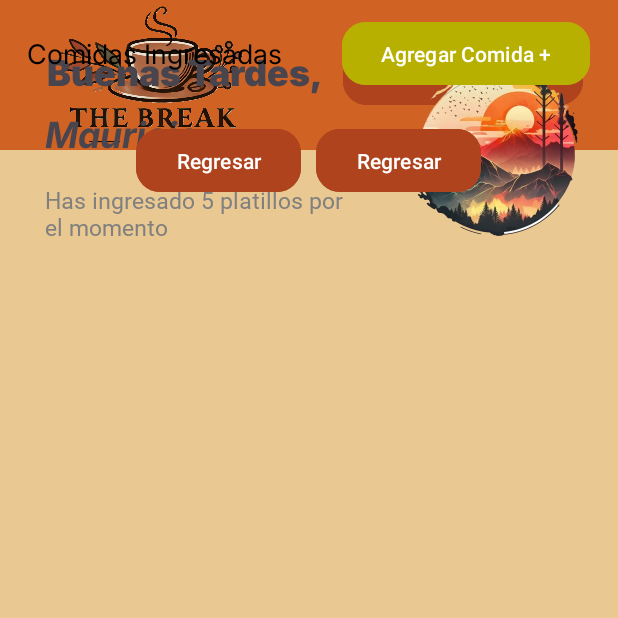
After one commit to maufricio/proyecto_dsm, an Android app: the AdminDashboardActivity screen opened directly, with no data from a screen before it, on a phone screen of 412 x 824 dp, the top half of it. The commit adds this screen. Run offline under Robolectric (Android 15) with nearby library versions, the light colour scheme and no system bars; 1 statement that could not run was skipped.

Commit message:
Dashboard version 1 añadido.

```diff
--- a/app/build.gradle.kts
+++ b/app/build.gradle.kts
@@ -36,7 +36,7 @@ android {
 }
 
 dependencies {
-
+    implementation("com.google.android.material:material:1.11.0")
     implementation(libs.androidx.core.ktx)
     implementation(libs.androidx.appcompat)
     implementation(libs.material)
--- a/app/src/main/AndroidManifest.xml
+++ b/app/src/main/AndroidManifest.xml
@@ -12,6 +12,9 @@
         android:supportsRtl="true"
         android:theme="@style/Theme.Proyecto_Catedra_ComedorApp_DSM"
         tools:targetApi="31">
+        <activity
+            android:name=".AdminDashboardActivity"
+            android:exported="false" />
         <activity
             android:name=".InformacionDetalladaActivity"
             android:exported="false" />
--- /dev/null
+++ b/app/src/main/java/com/ps212544_ml211022_cr200574_al202809/myapplication/AdminDashboardActivity.kt
@@ -0,0 +1,26 @@
+package com.ps212544_ml211022_cr200574_al202809.myapplication
+
+import android.os.Bundle
+import android.widget.ImageView
+import androidx.activity.enableEdgeToEdge
+import androidx.appcompat.app.AppCompatActivity
+
+class AdminDashboardActivity : AppCompatActivity() {
+
+    private lateinit var imageView : ImageView
+    private lateinit var imageSaludoDia : ImageView
+
+    override fun onCreate(savedInstanceState: Bundle?) {
+        super.onCreate(savedInstanceState)
+        enableEdgeToEdge()
+        setContentView(R.layout.activity_dashboard_admin)
+
+        imageView = findViewById(R.id.logo)
+        imageView.setImageResource(R.drawable.logo)
+
+        imageSaludoDia = findViewById(R.id.saludo_tiempoDia)
+        imageSaludoDia.setImageResource(R.drawable.image_evening_wbg)
+
+    }
+
+}
--- /dev/null
+++ b/app/src/main/res/layout/activity_dashboard_admin.xml
@@ -0,0 +1,218 @@
+<?xml version="1.0" encoding="utf-8"?>
+<androidx.constraintlayout.widget.ConstraintLayout
+    xmlns:android="http://schemas.android.com/apk/res/android"
+    xmlns:app="http://schemas.android.com/apk/res-auto"
+    xmlns:tools="http://schemas.android.com/tools"
+    android:layout_width="match_parent"
+    android:layout_height="match_parent"
+    android:background="@color/color_fondo">
+
+
+    <LinearLayout
+        android:id="@+id/linearLayout2"
+        android:layout_width="match_parent"
+        android:layout_height="100dp"
+        android:background="@color/colorbarra"
+        android:orientation="horizontal"
+        tools:ignore="MissingConstraints">
+
+        <LinearLayout
+            android:layout_width="0dp"
+            android:layout_height="match_parent"
+            android:layout_weight="1"
+            android:gravity="center"
+            android:orientation="vertical">
+
+            <ImageView
+                android:id="@+id/logo"
+                android:layout_width="match_parent"
+                android:layout_height="match_parent" />
+        </LinearLayout>
+
+        <LinearLayout
+            android:layout_width="0dp"
+            android:layout_height="match_parent"
+            android:layout_weight="1"
+            android:gravity="center"
+            android:orientation="vertical">
+
+            <com.google.android.material.button.MaterialButton
+                android:layout_width="160dp"
+                android:layout_height="wrap_content"
+                android:backgroundTint="@color/color_orange_Button"
+                android:gravity="center"
+                android:text="@string/cerrarSesionText"
+                android:textColor="@color/white"
+                app:cornerRadius="16dp" />
+        </LinearLayout>
+    </LinearLayout>
+
+
+    <LinearLayout
+        android:id="@+id/linearLayout"
+        android:layout_width="match_parent"
+        android:layout_height="200dp"
+        android:gravity="center"
+        android:orientation="horizontal"
+        tools:ignore="MissingConstraints"
+        tools:layout_editor_absoluteX="0dp"
+        tools:layout_editor_absoluteY="100dp">
+
+        <LinearLayout
+            android:layout_width="0dp"
+            android:layout_height="match_parent"
+            android:layout_weight="1.5"
+            android:gravity="center"
+            android:orientation="vertical">
+
+            <LinearLayout
+                android:layout_width="match_parent"
+                android:layout_height="0dp"
+                android:layout_weight="0.5"
+                android:orientation="vertical">
+
+                <TextView
+                    android:layout_width="match_parent"
+                    android:layout_height="match_parent"
+                    android:layout_marginTop="30dp"
+                    android:fontFamily="@font/interblackfont"
+                    android:text="@string/saludoDelDia"
+                    android:textAlignment="center"
+                    android:textSize="24sp" />
+            </LinearLayout>
+
+            <LinearLayout
+                android:layout_width="match_parent"
+                android:layout_height="0dp"
+                android:layout_weight="0.9"
+                android:orientation="vertical">
+
+                <TextView
+                    android:layout_width="110dp"
+                    android:layout_height="wrap_content"
+                    android:fontFamily="@font/interitalicbold"
+                    android:text="@string/usuarioNombre"
+                    android:textAlignment="textStart"
+                    android:layout_marginLeft="30dp"
+                    android:textSize="24sp" />
+
+                <LinearLayout
+                    android:layout_width="match_parent"
+                    android:layout_height="0dp"
+                    android:layout_weight="1"
+                    >
+                    <TextView
+                        android:layout_width="200dp"
+                        android:layout_height="wrap_content"
+                        android:fontFamily="@font/regularinterfont"
+                        android:text="@string/conteoPlatillosBienvenida"
+                        android:textAlignment="textStart"
+                        android:layout_marginLeft="30dp"
+                        android:layout_marginTop="15dp"
+                        android:textColor="@color/color_gray"
+                        android:textSize="15sp" />
+                </LinearLayout>
+
+            </LinearLayout>
+
+
+        </LinearLayout>
+
+
+        <LinearLayout
+            android:layout_width="0dp"
+            android:layout_height="match_parent"
+            android:layout_weight="1"
+            android:gravity="center"
+            android:orientation="vertical">
+
+            <ImageView
+                android:id="@+id/saludo_tiempoDia"
+                android:layout_width="match_parent"
+                android:layout_height="150dp" />
+
+        </LinearLayout>
+    </LinearLayout>
+
+    <LinearLayout
+        android:layout_width="match_parent"
+        android:layout_height="429dp"
+        android:orientation="vertical"
+        tools:layout_editor_absoluteX="1dp"
+        tools:layout_editor_absoluteY="301dp"
+        tools:ignore="MissingConstraints">
+
+        <LinearLayout
+            android:layout_width="match_parent"
+            android:layout_height="0dp"
+            android:layout_weight="0.5"
+            android:gravity="center"
+            android:orientation="vertical"
+            >
+
+            <LinearLayout
+                android:layout_width="match_parent"
+                android:layout_height="0dp"
+                android:layout_weight="1"
+                android:gravity="center"
+                android:orientation="horizontal">
+
+                <TextView
+                    android:layout_width="wrap_content"
+                    android:layout_height="wrap_content"
+                    android:layout_marginRight="40dp"
+                    android:fontFamily="@font/regularinterfont2"
+                    android:text="@string/subTitulo_IngresoPLatillos"
+                    android:textAlignment="textStart"
+                    android:textColor="@color/black"
+                    android:textSize="18sp" />
+
+                <com.google.android.material.button.MaterialButton
+                    android:layout_width="165dp"
+                    android:layout_height="50dp"
+                    android:backgroundTint="@color/green_button"
+                    android:gravity="center"
+                    android:text="@string/titulo_AgregarComida"
+                    android:textColor="@color/white"
+                    app:cornerRadius="16dp" />
+            </LinearLayout>
+
+            <LinearLayout
+                android:layout_width="match_parent"
+                android:layout_height="0dp"
+                android:layout_weight="1"
+                android:gravity="center"
+                android:orientation="horizontal">
+                <com.google.android.material.button.MaterialButton
+                    android:layout_width="110dp"
+                    android:layout_height="50dp"
+                    android:backgroundTint="@color/color_orange_Button"
+                    android:gravity="center"
+                    android:text="@string/regresar"
+                    android:textColor="@color/white"
+                    app:cornerRadius="16dp"
+                    android:layout_marginRight="10dp"
+                    />
+                <com.google.android.material.button.MaterialButton
+                    android:layout_width="110dp"
+                    android:layout_height="50dp"
+                    android:backgroundTint="@color/color_orange_Button"
+                    android:gravity="center"
+                    android:text="@string/regresar"
+                    android:textColor="@color/white"
+                    app:cornerRadius="16dp"
+                    />
+            </LinearLayout>
+
+
+        </LinearLayout>
+        <LinearLayout
+            android:layout_width="match_parent"
+            android:layout_height="0dp"
+            android:layout_weight="1"
+
+            >
+        </LinearLayout>
+    </LinearLayout>
+
+</androidx.constraintlayout.widget.ConstraintLayout>
--- a/app/src/main/res/values/colors.xml
+++ b/app/src/main/res/values/colors.xml
@@ -5,5 +5,8 @@
     <color name="color_fondo">#EAC891</color>
     <color name="colorbarra">#D06224</color>
     <color name="colorbarra_transparent">#99D06224</color>
+    <color name="color_orange_Button">#AE431E</color>
+    <color name ="color_gray">#808080</color>
+    <color name = "green_button">#B8B000</color>
 
 </resources>
--- a/app/src/main/res/values/strings.xml
+++ b/app/src/main/res/values/strings.xml
@@ -4,5 +4,11 @@
     <string name="logout">Cerrar sesión</string>
     <string name="regresar">Regresar</string>
     <string name="logo_description">Logo de la aplicación</string>
+    <string name="cerrarSesionText">Cerrar Sesión</string>
+    <string name="saludoDelDia">Buenas Tardes,</string>
+    <string name="usuarioNombre">Mauricio</string>
+    <string name="conteoPlatillosBienvenida">Has ingresado 5 platillos por el momento</string>
+    <string name="subTitulo_IngresoPLatillos">Comidas Ingresadas</string>
+    <string name="titulo_AgregarComida">Agregar Comida +</string>
 
 </resources>
```
Also changed, not shown: app/src/main/res/drawable/image_evening_wbg.png (added), app/src/main/res/font/interblackfont.ttf (added), app/src/main/res/font/interitalicbold.ttf (added), app/src/main/res/font/regularinterfont2.ttf (added), 1 other file.
